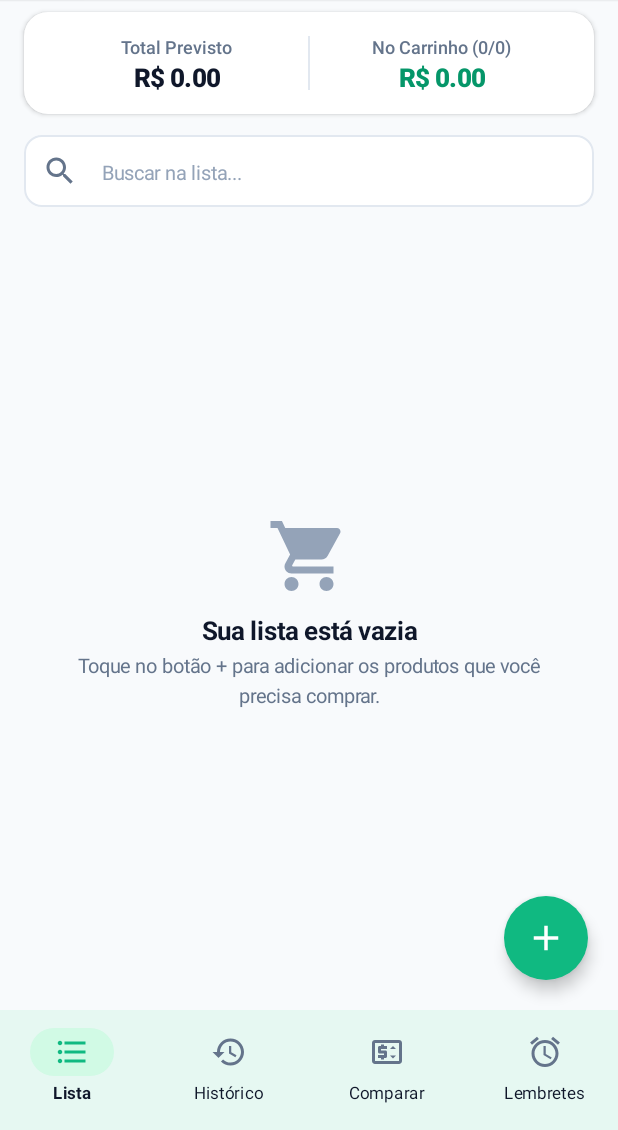
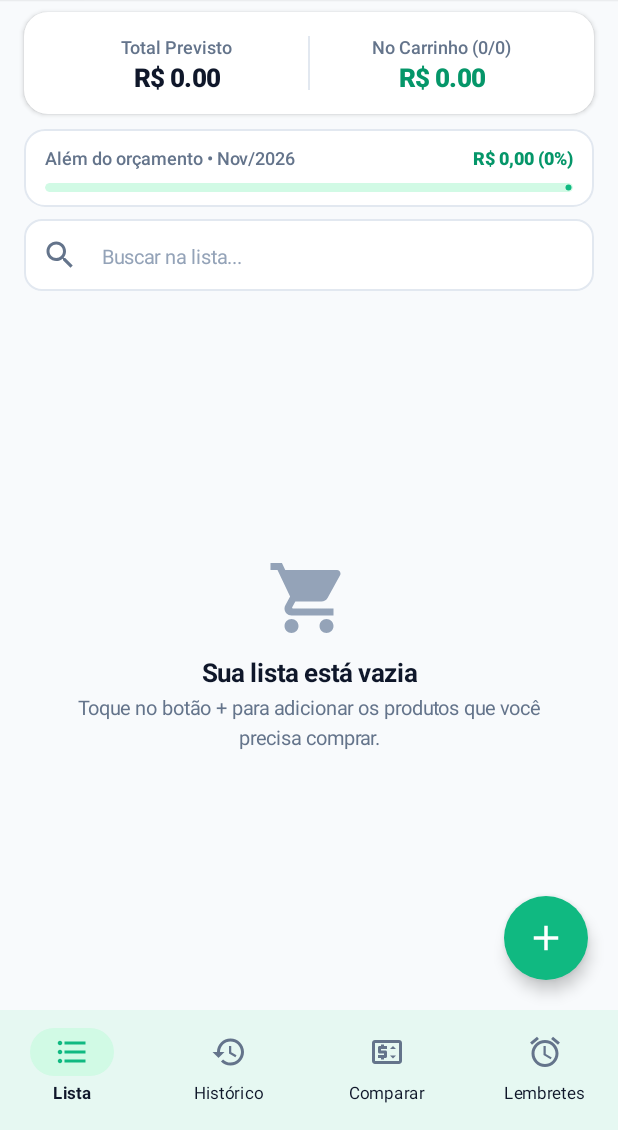
Before and after one commit to gabcoello/cabo-app, an Android app built with Jetpack Compose: the screen it shows after launch (MainActivity), on a phone screen of 412 x 824 dp, the part 106-1236 px from its top. Run offline under Robolectric (Android 15) with nearby library versions, the phone set to English and light mode, and no system bars; our stand-ins replace Room's generated code.

Commit message:
feat: área mensal de valores além do orçamento, picos de compra e histórico por mês

```diff
--- a/app/src/main/java/com/mercadosmart/data/AppDatabase.kt
+++ b/app/src/main/java/com/mercadosmart/data/AppDatabase.kt
@@ -4,18 +4,20 @@ import android.content.Context
 import androidx.room.Database
 import androidx.room.Room
 import androidx.room.RoomDatabase
+import com.mercadosmart.data.dao.MonthlySummaryDao
 import com.mercadosmart.data.dao.PaymentBudgetDao
 import com.mercadosmart.data.dao.PurchaseHistoryDao
 import com.mercadosmart.data.dao.ReminderDao
 import com.mercadosmart.data.dao.ShoppingItemDao
+import com.mercadosmart.data.model.MonthlySummary
 import com.mercadosmart.data.model.PaymentBudget
 import com.mercadosmart.data.model.PurchaseHistory
 import com.mercadosmart.data.model.Reminder
 import com.mercadosmart.data.model.ShoppingItem
 
 @Database(
-    entities = [ShoppingItem::class, PurchaseHistory::class, Reminder::class, PaymentBudget::class],
-    version = 3,
+    entities = [ShoppingItem::class, PurchaseHistory::class, Reminder::class, PaymentBudget::class, MonthlySummary::class],
+    version = 4,
     exportSchema = false
 )
 abstract class AppDatabase : RoomDatabase() {
@@ -24,6 +26,7 @@ abstract class AppDatabase : RoomDatabase() {
     abstract fun purchaseHistoryDao(): PurchaseHistoryDao
     abstract fun reminderDao(): ReminderDao
     abstract fun paymentBudgetDao(): PaymentBudgetDao
+    abstract fun monthlySummaryDao(): MonthlySummaryDao
 
     companion object {
         @Volatile
--- /dev/null
+++ b/app/src/main/java/com/mercadosmart/data/dao/MonthlySummaryDao.kt
@@ -0,0 +1,21 @@
+package com.mercadosmart.data.dao
+
+import androidx.room.*
+import com.mercadosmart.data.model.MonthlySummary
+import kotlinx.coroutines.flow.Flow
+
+@Dao
+interface MonthlySummaryDao {
+
+    @Query("SELECT * FROM monthly_summaries ORDER BY year DESC, month DESC")
+    fun getAll(): Flow<List<MonthlySummary>>
+
+    @Query("SELECT * FROM monthly_summaries ORDER BY year DESC, month DESC")
+    suspend fun getAllOnce(): List<MonthlySummary>
+
+    @Query("SELECT * FROM monthly_summaries WHERE monthKey = :monthKey LIMIT 1")
+    suspend fun getByMonthKey(monthKey: String): MonthlySummary?
+
+    @Insert(onConflict = OnConflictStrategy.REPLACE)
+    suspend fun insertOrUpdate(summary: MonthlySummary)
+}
--- /dev/null
+++ b/app/src/main/java/com/mercadosmart/data/model/MonthlySummary.kt
@@ -0,0 +1,35 @@
+package com.mercadosmart.data.model
+
+import androidx.room.Entity
+import androidx.room.PrimaryKey
+
+data class MethodOverBudgetDetail(
+    val methodName: String,
+    val budgetAmount: Double,
+    val spentAmount: Double,
+    val overAmount: Double,
+    val overPercent: Double
+)
+
+data class PurchasePeriodActivity(
+    val periodLabel: String,
+    val purchaseCount: Int,
+    val totalSpent: Double,
+    val isPeak: Boolean = false
+)
+
+@Entity(tableName = "monthly_summaries")
+data class MonthlySummary(
+    @PrimaryKey val monthKey: String, // Formato "YYYY-MM", ex: "2026-11"
+    val year: Int,
+    val month: Int,                   // 1..12
+    val totalBudget: Double = 0.0,
+    val totalSpent: Double = 0.0,
+    val overBudgetAmount: Double = 0.0,
+    val overBudgetPercent: Double = 0.0,
+    val methodBudgetsJson: String = "{}", // Mapa JSON de methodName -> budgetAmount fixado para o mês
+    val methodDetailsJson: String = "[]", // List<MethodOverBudgetDetail>
+    val peakPeriodsJson: String = "[]",   // List<PurchasePeriodActivity>
+    val isClosed: Boolean = false,
+    val updatedAt: Long = System.currentTimeMillis()
+)
--- a/app/src/main/java/com/mercadosmart/ui/screens/ShoppingListScreen.kt
+++ b/app/src/main/java/com/mercadosmart/ui/screens/ShoppingListScreen.kt
@@ -32,18 +32,23 @@ import androidx.compose.ui.unit.sp
 import com.mercadosmart.data.model.ShoppingItem
 import com.mercadosmart.ui.components.FinishPurchaseDialog
 import com.mercadosmart.ui.components.ItemDialog
+import com.mercadosmart.ui.components.MonthlyOverBudgetDialog
+import com.mercadosmart.ui.components.formatMonthShort
 import com.mercadosmart.ui.theme.*
 import com.mercadosmart.viewmodel.MainViewModel
 
 @Composable
 fun ShoppingListScreen(viewModel: MainViewModel) {
     val items by viewModel.shoppingItems.collectAsState()
+    val currentMonthSummary by viewModel.currentMonthSummary.collectAsState()
+    val monthlySummaries by viewModel.monthlySummaries.collectAsState()
     var searchQuery by remember { mutableStateOf("") }
     var selectedCategory by remember { mutableStateOf("Todas") }
 
     var showItemDialog by remember { mutableStateOf(false) }
     var itemToEdit by remember { mutableStateOf<ShoppingItem?>(null) }
     var showFinishDialog by remember { mutableStateOf(false) }
+    var showOverBudgetDialog by remember { mutableStateOf(false) }
 
     // Totais
     val totalPredicted = items.sumOf { it.price * it.quantity }
@@ -105,6 +110,60 @@ fun ShoppingListScreen(viewModel: MainViewModel) {
                             fontSize = 17.sp,
                             fontWeight = FontWeight.ExtraBold,
                             color = PrimaryDark
+                        )
+                    }
+                }
+            }
+
+            // Card Simplificado: Valores Além do Orçamento no Mês
+            currentMonthSummary?.let { summary ->
+                val isOver = summary.overBudgetAmount > 0.0
+                val overFraction = (summary.overBudgetPercent / 100.0).toFloat().coerceIn(0f, 1f)
+                Card(
+                    shape = RoundedCornerShape(14.dp),
+                    colors = CardDefaults.cardColors(containerColor = Surface),
+                    border = androidx.compose.foundation.BorderStroke(1.dp, if (isOver) Danger.copy(alpha = 0.35f) else Border),
+                    modifier = Modifier
+                        .fillMaxWidth()
+                        .padding(horizontal = 16.dp, vertical = 2.dp)
+                        .clickable { showOverBudgetDialog = true }
+                ) {
+                    Column(
+                        modifier = Modifier
+                            .fillMaxWidth()
+                            .padding(horizontal = 14.dp, vertical = 10.dp)
+                    ) {
+                        Row(
+                            modifier = Modifier.fillMaxWidth(),
+                            horizontalArrangement = Arrangement.SpaceBetween,
+                            verticalAlignment = Alignment.CenterVertically
+                        ) {
+                            Text(
+                                text = "Além do orçamento • ${formatMonthShort(summary.month, summary.year)}",
+                                fontSize = 12.sp,
+                                fontWeight = FontWeight.SemiBold,
+                                color = TextSecondary
+                            )
+                            Text(
+                                text = if (isOver) {
+                                    "R$ ${String.format("%.2f", summary.overBudgetAmount)} (+${String.format("%.1f", summary.overBudgetPercent)}%)"
+                                } else {
+                                    "R$ 0,00 (0%)"
+                                },
+                                fontSize = 12.sp,
+                                fontWeight = FontWeight.ExtraBold,
+                                color = if (isOver) Danger else PrimaryDark
+                            )
+                        }
+                        Spacer(modifier = Modifier.height(6.dp))
+                        LinearProgressIndicator(
+                            progress = { overFraction },
+                            color = if (isOver) Danger else Primary,
+                            trackColor = if (isOver) DangerLight else PrimaryLight,
+                            modifier = Modifier
+                                .fillMaxWidth()
+                                .height(6.dp)
+                                .clip(RoundedCornerShape(3.dp))
                         )
                     }
                 }
@@ -372,5 +431,13 @@ fun ShoppingListScreen(viewModel: MainViewModel) {
                 }
             )
         }
+
+        if (showOverBudgetDialog && monthlySummaries.isNotEmpty()) {
+            MonthlyOverBudgetDialog(
+                summaries = monthlySummaries,
+                initialMonthKey = currentMonthSummary?.monthKey,
+                onDismiss = { showOverBudgetDialog = false }
+            )
+        }
     }
 }
--- a/app/src/main/java/com/mercadosmart/viewmodel/MainViewModel.kt
+++ b/app/src/main/java/com/mercadosmart/viewmodel/MainViewModel.kt
@@ -6,10 +6,13 @@ import androidx.lifecycle.viewModelScope
 import com.google.gson.Gson
 import com.google.gson.reflect.TypeToken
 import com.mercadosmart.data.AppDatabase
+import com.mercadosmart.data.model.MethodOverBudgetDetail
+import com.mercadosmart.data.model.MonthlySummary
 import com.mercadosmart.data.model.PaymentBudget
 import com.mercadosmart.data.model.PaymentTypes
 import com.mercadosmart.data.model.PurchaseHistory
 import com.mercadosmart.data.model.PurchaseItem
+import com.mercadosmart.data.model.PurchasePeriodActivity
 import com.mercadosmart.data.model.Reminder
 import com.mercadosmart.data.model.ShoppingItem
 import com.mercadosmart.notification.AlarmScheduler
@@ -21,6 +24,7 @@ import kotlinx.coroutines.flow.combine
 import kotlinx.coroutines.flow.map
 import kotlinx.coroutines.flow.stateIn
 import kotlinx.coroutines.launch
+import java.util.Calendar
 
 data class ProductPriceRecord(
     val place: String,
@@ -51,7 +55,25 @@ class MainViewModel(application: Application) : AndroidViewModel(application) {
     private val historyDao = db.purchaseHistoryDao()
     private val reminderDao = db.reminderDao()
     private val paymentBudgetDao = db.paymentBudgetDao()
+    private val monthlySummaryDao = db.monthlySummaryDao()
     private val gson = Gson()
+
+    // Resumos mensais armazenados (mês atual aberto + meses anteriores fechados)
+    val monthlySummaries: StateFlow<List<MonthlySummary>> = monthlySummaryDao.getAll()
+        .stateIn(viewModelScope, SharingStarted.WhileSubscribed(5000), emptyList())
+
+    val currentMonthSummary: StateFlow<MonthlySummary?> = monthlySummaries
+        .map { list ->
+            val key = currentMonthKey()
+            list.firstOrNull { it.monthKey == key } ?: list.firstOrNull()
+        }
+        .stateIn(viewModelScope, SharingStarted.WhileSubscribed(5000), null)
+
+    init {
+        viewModelScope.launch {
+            syncMonthlySummaries()
+        }
+    }
 
     // Orçamentos / Métodos de pagamento cadastrados
     val paymentBudgets: StateFlow<List<PaymentBudget>> = paymentBudgetDao.getAll()
@@ -218,6 +240,8 @@ class MainViewModel(application: Application) : AndroidViewModel(application) {
 
             // Deletar itens que foram marcados
             shoppingDao.deleteChecked()
+
+            syncMonthlySummaries()
         }
     }
 
@@ -231,6 +255,7 @@ class MainViewModel(application: Application) : AndroidViewModel(application) {
             } else {
                 AlarmScheduler.cancelBudgetRecharge(getApplication(), savedBudget)
             }
+            syncMonthlySummaries(refreshCurrentBudgetsFromActive = true)
         }
     }
 
@@ -238,6 +263,7 @@ class MainViewModel(application: Application) : AndroidViewModel(application) {
         viewModelScope.launch {
             AlarmScheduler.cancelBudgetRecharge(getApplication(), budget)
             paymentBudgetDao.delete(budget)
+            syncMonthlySummaries(refreshCurrentBudgetsFromActive = true)
         }
     }
 
@@ -245,7 +271,163 @@ class MainViewModel(application: Application) : AndroidViewModel(application) {
     fun deleteHistory(history: PurchaseHistory) {
         viewModelScope.launch {
             historyDao.delete(history)
+            syncMonthlySummaries()
         }
+    }
+
+    private fun currentMonthKey(): String {
+        val cal = Calendar.getInstance()
+        return String.format("%04d-%02d", cal.get(Calendar.YEAR), cal.get(Calendar.MONTH) + 1)
+    }
+
+    private fun monthKeyForTimestamp(timestamp: Long): String {
+        val cal = Calendar.getInstance().apply { timeInMillis = timestamp }
+        return String.format("%04d-%02d", cal.get(Calendar.YEAR), cal.get(Calendar.MONTH) + 1)
+    }
+
+    /**
+     * Abre o resumo do mês atual automaticamente, fecha meses anteriores
+     * e atualiza os cálculos de excesso por meio de pagamento e períodos de maior atividade.
+     */
+    private suspend fun syncMonthlySummaries(refreshCurrentBudgetsFromActive: Boolean = false) {
+        val nowCal = Calendar.getInstance()
+        val curYear = nowCal.get(Calendar.YEAR)
+        val curMonth = nowCal.get(Calendar.MONTH) + 1
+        val curKey = String.format("%04d-%02d", curYear, curMonth)
+
+        val allHistory = historyDao.getAllOnce()
+        val activeBudgets = paymentBudgetDao.getAllOnce()
+        val existingSummaries = monthlySummaryDao.getAllOnce().associateBy { it.monthKey }
+
+        val historyByMonth = allHistory.groupBy { monthKeyForTimestamp(it.date) }
+        val allMonthKeys = (historyByMonth.keys + existingSummaries.keys + curKey).toSortedSet()
+
+        allMonthKeys.forEach { monthKey ->
+            val parts = monthKey.split("-")
+            val year = parts.getOrNull(0)?.toIntOrNull() ?: curYear
+            val month = parts.getOrNull(1)?.toIntOrNull() ?: curMonth
+            val isCurrentMonth = monthKey == curKey
+
+            val existing = existingSummaries[monthKey]
+            val monthPurchases = historyByMonth[monthKey].orEmpty()
+
+            // Se já é um mês passado fechado e não houve alteração no histórico dele, mantém intacto
+            if (!isCurrentMonth && existing != null && existing.isClosed && existing.totalSpent == monthPurchases.sumOf { it.total }) {
+                return@forEach
+            }
+
+            val mapType = object : TypeToken<Map<String, Double>>() {}.type
+            val storedBudgetsMap: Map<String, Double> = try {
+                existing?.methodBudgetsJson?.let { gson.fromJson(it, mapType) } ?: emptyMap()
+            } catch (e: Exception) {
+                emptyMap()
+            }
+
+            val spentByMethod = monthPurchases
+                .groupBy { it.paymentMethod.ifBlank { "Não informado" } }
+                .mapValues { (_, list) -> list.sumOf { it.total } }
+
+            val methodBudgetsMap: Map<String, Double> = when {
+                isCurrentMonth && (existing == null || refreshCurrentBudgetsFromActive) -> {
+                    activeBudgets.associate { budget ->
+                        val name = budget.displayName()
+                        val alreadySpent = spentByMethod[name] ?: 0.0
+                        name to (budget.amount + alreadySpent)
+                    }
+                }
+                storedBudgetsMap.isNotEmpty() -> storedBudgetsMap
+                isCurrentMonth -> activeBudgets.associate { it.displayName() to it.amount }
+                else -> emptyMap()
+            }
+
+            val allMethods = (methodBudgetsMap.keys + spentByMethod.keys).distinct()
+            val methodDetails = allMethods.map { method ->
+                val budgetVal = methodBudgetsMap[method] ?: 0.0
+                val spentVal = spentByMethod[method] ?: 0.0
+                val overVal = (spentVal - budgetVal).coerceAtLeast(0.0)
+                val overPct = when {
+                    overVal <= 0.0 -> 0.0
+                    budgetVal > 0.0 -> (overVal / budgetVal) * 100.0
+                    else -> 100.0
+                }
+                MethodOverBudgetDetail(
+                    methodName = method,
+                    budgetAmount = budgetVal,
+                    spentAmount = spentVal,
+                    overAmount = overVal,
+                    overPercent = overPct
+                )
+            }.sortedByDescending { it.overAmount }
+
+            val totalBudget = methodBudgetsMap.values.sum()
+            val totalSpent = monthPurchases.sumOf { it.total }
+            val overBudgetAmount = (totalSpent - totalBudget).coerceAtLeast(0.0)
+            val overBudgetPercent = when {
+                overBudgetAmount <= 0.0 -> 0.0
+                totalBudget > 0.0 -> (overBudgetAmount / totalBudget) * 100.0
+                else -> 100.0
+            }
+
+            val peakPeriods = computePeakPeriods(monthPurchases)
+
+            monthlySummaryDao.insertOrUpdate(
+                MonthlySummary(
+                    monthKey = monthKey,
+                    year = year,
+                    month = month,
+                    totalBudget = totalBudget,
+                    totalSpent = totalSpent,
+                    overBudgetAmount = overBudgetAmount,
+                    overBudgetPercent = overBudgetPercent,
+                    methodBudgetsJson = gson.toJson(methodBudgetsMap),
+                    methodDetailsJson = gson.toJson(methodDetails),
+                    peakPeriodsJson = gson.toJson(peakPeriods),
+                    isClosed = !isCurrentMonth,
+                    updatedAt = System.currentTimeMillis()
+                )
+            )
+        }
+    }
+
+    private fun computePeakPeriods(purchases: List<PurchaseHistory>): List<PurchasePeriodActivity> {
+        if (purchases.isEmpty()) return emptyList()
+
+        val weekBuckets = linkedMapOf(
+            "1ª Semana (01–07)" to mutableListOf<PurchaseHistory>(),
+            "2ª Semana (08–14)" to mutableListOf<PurchaseHistory>(),
+            "3ª Semana (15–21)" to mutableListOf<PurchaseHistory>(),
+            "4ª Semana (22–31)" to mutableListOf<PurchaseHistory>()
+        )
+
+        purchases.forEach { purchase ->
+            val cal = Calendar.getInstance().apply { timeInMillis = purchase.date }
+            val day = cal.get(Calendar.DAY_OF_MONTH)
+            val bucketKey = when {
+                day <= 7 -> "1ª Semana (01–07)"
+                day <= 14 -> "2ª Semana (08–14)"
+                day <= 21 -> "3ª Semana (15–21)"
+                else -> "4ª Semana (22–31)"
+            }
+            weekBuckets[bucketKey]?.add(purchase)
+        }
+
+        val activeBuckets = weekBuckets.mapNotNull { (label, list) ->
+            if (list.isEmpty()) null else Triple(label, list.size, list.sumOf { it.total })
+        }
+
+        val maxCount = activeBuckets.maxOfOrNull { it.second } ?: 0
+        val maxSpentInTopCount = activeBuckets.filter { it.second == maxCount }.maxOfOrNull { it.third } ?: 0.0
+
+        return activeBuckets
+            .sortedWith(compareByDescending<Triple<String, Int, Double>> { it.second }.thenByDescending { it.third })
+            .map { (label, count, spent) ->
+                PurchasePeriodActivity(
+                    periodLabel = label,
+                    purchaseCount = count,
+                    totalSpent = spent,
+                    isPeak = count == maxCount && spent == maxSpentInTopCount
+                )
+            }
     }
 
     fun repeatPurchase(itemsJson: String) {
```
Also changed, not shown: app/src/main/java/com/mercadosmart/ui/components/MonthlyOverBudgetDialog.kt (added, +385 -0 lines).
